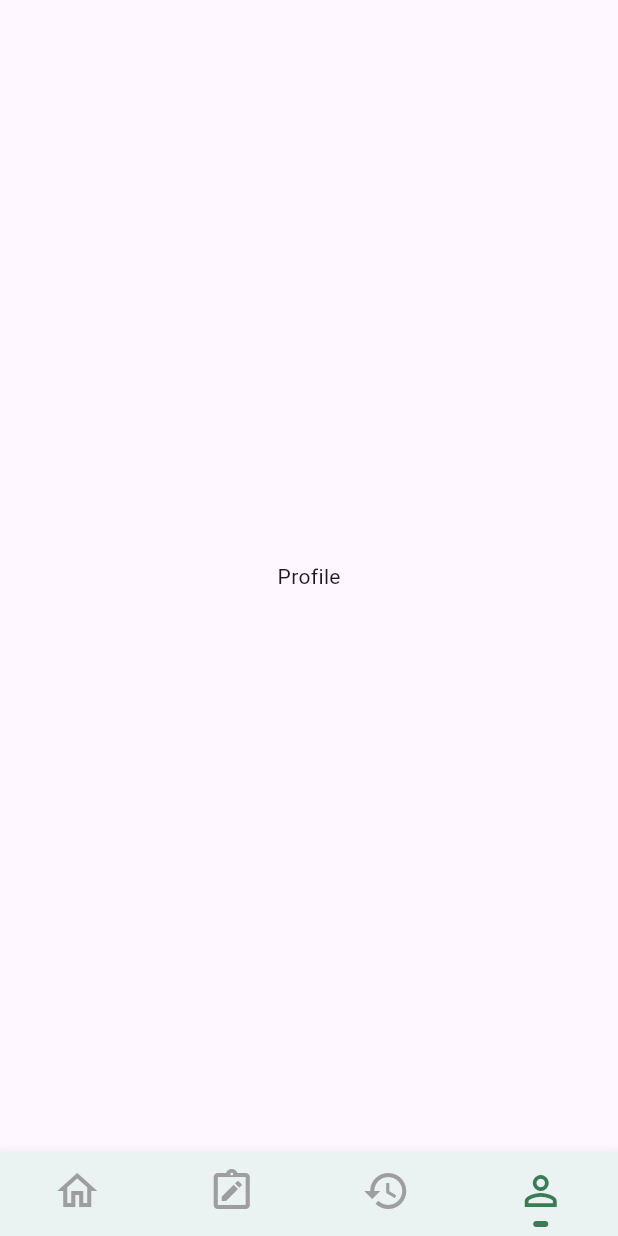
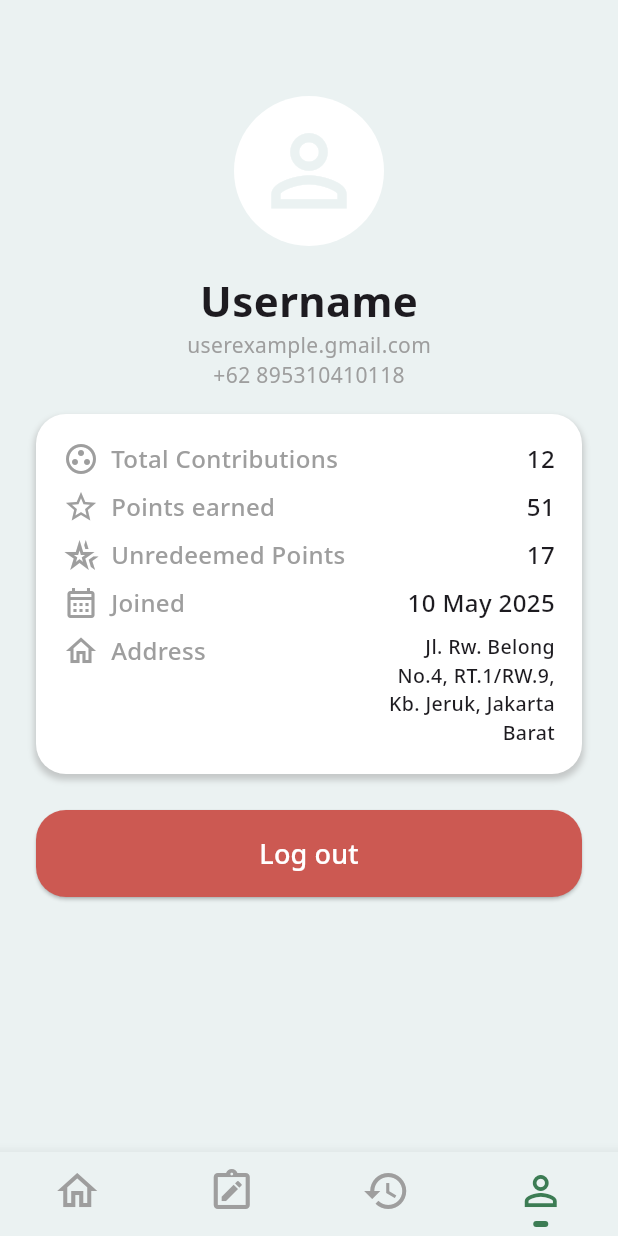
Before and after one commit to kensunjaya/ReBio, a Flutter app: the screen it shows once a user with an empty profile is signed in, item 4 of the bottom bar chosen, on a phone screen of 412 x 824 dp. Run offline on Flutter 3.47's test engine with Material 3 defaults, Android fonts, the light colour scheme and no system bars; our stand-ins replace cloud_firestore, firebase_auth, firebase_core, flutter_svg, google_fonts, image_picker; accounts and stored records are empty.

Commit message:
create profile page

```diff
--- a/lib/components/BottomNavbar.dart
+++ b/lib/components/BottomNavbar.dart
@@ -1,6 +1,7 @@
 import 'package:flutter/material.dart';
 import 'package:google_fonts/google_fonts.dart';
 import 'package:rebio/pages/home.dart';
+import 'package:rebio/pages/profile.dart';
 import 'package:rebio/pages/recommendation.dart';
 import 'package:rebio/theme/constants.dart';
 
@@ -17,8 +18,8 @@ class _MainScreenState extends State<MainScreen> {
   final List<Widget> _pages = [
     const HomePage(),
     const Recommendation(),
-    const Center(child: Text('History')),
-    const Center(child: Text('Profile')),
+    const Center(child: Text("Replace this with HistoryPage() in 'components/BottomNavbar.dart'",)),
+    const ProfilePage(),
   ];
 
   void _onItemTapped(int index) {
--- /dev/null
+++ b/lib/components/UserStatisticsText.dart
@@ -0,0 +1,52 @@
+import 'package:flutter/material.dart';
+import 'package:google_fonts/google_fonts.dart';
+
+class UserStatisticsText extends StatelessWidget {
+  final String label;
+  final String value;
+  final double fontSize;
+  final Color textColor;
+  final Widget icon;
+
+  const UserStatisticsText({
+    super.key,
+    required this.label,
+    required this.value,
+    required this.icon,
+    this.fontSize = 16,
+    this.textColor = Colors.grey,
+  });
+
+  @override
+  Widget build(BuildContext context) {
+    return Row(
+      crossAxisAlignment: CrossAxisAlignment.start,
+      children: [
+        icon,
+        const SizedBox(width: 8),
+        Text(
+          label,
+          style: GoogleFonts.notoSans(
+            fontSize: 16,
+            fontWeight: FontWeight.w500,
+            color: textColor,
+          ),
+        ),
+        const Spacer(),
+        Flexible(
+          fit: FlexFit.tight,
+          child: Text(
+            value,
+            style: GoogleFonts.notoSans(
+              fontSize: fontSize,
+              fontWeight: FontWeight.w500,
+            ),
+            textAlign: TextAlign.right,
+            softWrap: true,
+            overflow: TextOverflow.visible,
+          ),
+        ),
+      ],
+    );
+  }
+}
--- a/lib/pages/home.dart
+++ b/lib/pages/home.dart
@@ -34,15 +34,6 @@ class _HomePageState extends State<HomePage> {
   //   // Membuat huruf pertama menjadi kapital
   //   _username = '$_username!'.replaceRange(0, 1, _username![0].toUpperCase());
   // }
-
-  // Fungsi logout yang sudah ada
-  void logout(BuildContext context) async {
-    await FirebaseAuth.instance.signOut();
-    // Pastikan Anda memiliki route '/login' di main.dart
-    if (mounted) {
-       Navigator.pushReplacementNamed(context, '/login');
-    }
-  }
 
   @override
   Widget build(BuildContext context) {
@@ -92,16 +83,6 @@ class _HomePageState extends State<HomePage> {
                   // 6. Baris Info Temperatur dan pH
                   _buildMeasurementRow(),
                 ],
-              ),
-            ),
-            // Tombol Logout di pojok kanan atas
-            Positioned(
-              top: 10,
-              right: 10,
-              child: IconButton(
-                icon: const Icon(Icons.logout, color: kDarkTextColor),
-                onPressed: () => logout(context),
-                tooltip: 'Logout',
               ),
             ),
           ],
--- a/lib/pages/login.dart
+++ b/lib/pages/login.dart
@@ -45,6 +45,7 @@ class _LoginPageState extends State<LoginPage> {
         'user-disabled' => 'Your account has been disabled.',
         'user-not-found' => 'No user found with this email.',
         'wrong-password' => 'Incorrect password.',
+        'invalid-credential' => 'Invalid credentials provided.',
         _ => 'Login failed. Please try again.',
       };
       ScaffoldMessenger.of(context).showSnackBar(
--- /dev/null
+++ b/lib/pages/profile.dart
@@ -0,0 +1,132 @@
+import 'package:firebase_auth/firebase_auth.dart';
+import 'package:flutter/material.dart';
+import 'package:google_fonts/google_fonts.dart';
+import 'package:rebio/components/CustomButton.dart';
+import 'package:rebio/components/UserStatisticsText.dart';
+import 'package:rebio/theme/constants.dart';
+
+class ProfilePage extends StatefulWidget {
+  const ProfilePage({super.key});
+
+  @override
+  State<ProfilePage> createState() => _ProfilePageState();
+}
+
+class _ProfilePageState extends State<ProfilePage> {
+
+  void logout(BuildContext context) async {
+    await FirebaseAuth.instance.signOut();
+    if (mounted) {
+      ScaffoldMessenger.of(context).showSnackBar(
+        SnackBar(content: Text("Logged out successfully! Please log in again.")),
+      );
+      Navigator.pushReplacementNamed(context, '/login');
+    }
+  }
+
+  @override
+  Widget build(BuildContext context) {
+    return Scaffold(
+      backgroundColor: bg,
+      body: SingleChildScrollView(
+        padding: EdgeInsets.symmetric(horizontal: 24.0),
+        child: Column(
+          mainAxisAlignment: MainAxisAlignment.center,
+          children: [
+            SizedBox(height: 64.0),
+            CircleAvatar(
+              radius: 50,
+              backgroundColor: Colors.white,
+              child: Icon(
+                Icons.person_outline,
+                size: 75,
+                color: bg,
+              ),
+            ),
+            SizedBox(height: 16),
+            Text(
+              "Username",
+              style: GoogleFonts.notoSans(
+                fontSize: 28,
+                fontWeight: FontWeight.w700,
+              ),
+            ),
+            Text(
+              "userexample.gmail.com",
+              style: GoogleFonts.notoSans(
+                fontSize: 14,
+                color: Colors.grey,
+              ) ,
+            ),
+            Text(
+              "+62 895310410118",
+              style: GoogleFonts.notoSans(
+                fontSize: 14,
+                color: Colors.grey,
+              ) ,
+            ),
+            SizedBox(height: 16),
+            SizedBox(
+              child: Container(
+                width: double.infinity,
+                decoration: BoxDecoration(
+                  color: Colors.white,
+                  borderRadius: BorderRadius.circular(20),
+                  boxShadow: [
+                    BoxShadow(
+                      color: Colors.grey.withValues(alpha: 0.5),
+                      spreadRadius: 1,
+                      blurRadius: 3,
+                      offset: Offset(0, 3),
+                    )
+                  ]
+                ),
+
+                child: Padding(
+                  padding: EdgeInsets.all(18.0),
+                  child: Column(
+                    crossAxisAlignment: CrossAxisAlignment.start,
+                    children: [
+                      UserStatisticsText(
+                        label: "Total Contributions",
+                        value: "12",
+                        icon: Icon(Icons.group_work_outlined, color: Colors.grey, size: 24),
+                      ),
+                      const SizedBox(height: 8),
+                      UserStatisticsText(
+                        label: "Points earned",
+                        value: "51",
+                        icon: Icon(Icons.star_border_outlined, color: Colors.grey, size: 24),
+                      ),
+                      const SizedBox(height: 8),
+                      UserStatisticsText(
+                        label: "Unredeemed Points",
+                        value: "17",
+                        icon: Icon(Icons.hotel_class_outlined, color: Colors.grey, size: 24),
+                      ),
+                      const SizedBox(height: 8),
+                      UserStatisticsText(
+                        label: "Joined",
+                        value: "10 May 2025",
+                        icon: Icon(Icons.calendar_month_outlined, color: Colors.grey, size: 24),
+                      ),
+                      const SizedBox(height: 8),
+                      UserStatisticsText(
+                        label: "Address",
+                        value: "Jl. Rw. Belong No.4, RT.1/RW.9, Kb. Jeruk, Jakarta Barat",
+                        icon: Icon(Icons.home_outlined, color: Colors.grey, size: 24),
+                        fontSize: 13,
+                      ),
+                    ]
+                  ),
+                ),
+              ),
+            ),
+            SizedBox(height: 24),
+            CustomButton(text: "Log out", onPressed: () => logout(context), backgroundColor: danger)
+          ],
+        )
+      )
+    );
+  }
+}
--- a/lib/theme/constants.dart
+++ b/lib/theme/constants.dart
@@ -4,3 +4,4 @@ const Color bg = Color(0xFFEBF2F2);
 const Color primary = Color(0xFF3C7C54);
 const Color secondary = Color(0xFF10493F);
 const Color yellowPoint = Color(0xFFE4A000);
+const Color danger = Color(0xFFCC5952);
```
Also changed, not shown: pubspec.lock.
